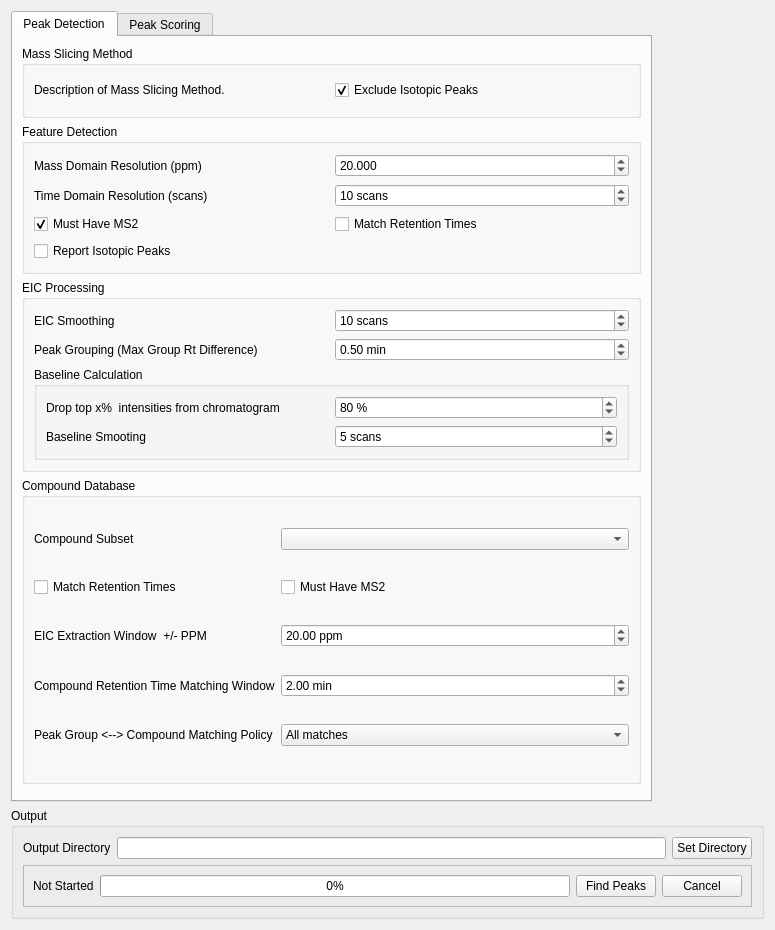
This is src/maven/forms/peakdetectiondialog.ui in eugenemel/maven as Qt 5 draws it before an edit. The edited form follows.
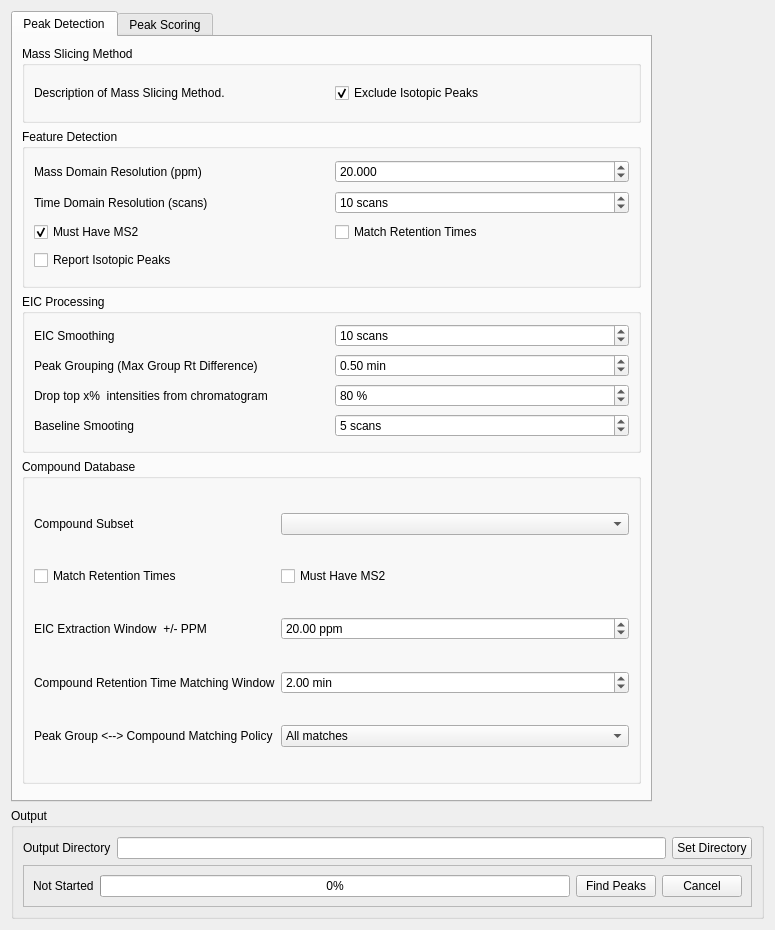
This is the edited form.

Commit message: Issue 161: Remove peak group box for better layout of peak detection dialog.

```diff
--- a/src/maven/forms/peakdetectiondialog.ui
+++ b/src/maven/forms/peakdetectiondialog.ui
@@ -259,10 +259,19 @@
           <string>EIC Processing</string>
          </property>
          <layout class="QGridLayout" name="gridLayout_5">
-          <item row="0" column="0">
-           <widget class="QLabel" name="label_13">
-            <property name="text">
-             <string>EIC Smoothing</string>
+          <item row="3" column="1">
+           <widget class="QSpinBox" name="baseline_quantile">
+            <property name="suffix">
+             <string> %</string>
+            </property>
+            <property name="prefix">
+             <string/>
+            </property>
+            <property name="maximum">
+             <number>100</number>
+            </property>
+            <property name="value">
+             <number>80</number>
             </property>
            </widget>
           </item>
@@ -289,6 +298,13 @@
             </property>
            </widget>
           </item>
+          <item row="4" column="0">
+           <widget class="QLabel" name="label_8">
+            <property name="text">
+             <string>Baseline Smooting </string>
+            </property>
+           </widget>
+          </item>
           <item row="0" column="1">
            <widget class="QSpinBox" name="eic_smoothingWindow">
             <property name="suffix">
@@ -311,20 +327,7 @@
             </property>
            </widget>
           </item>
-          <item row="3" column="0" colspan="2">
-           <widget class="QGroupBox" name="groupBox">
-            <property name="title">
-             <string>Baseline Calculation</string>
-            </property>
-            <layout class="QGridLayout" name="gridLayout_6">
-             <item row="1" column="0">
-              <widget class="QLabel" name="label_8">
-               <property name="text">
-                <string>Baseline Smooting </string>
-               </property>
-              </widget>
-             </item>
-             <item row="1" column="1">
+          <item row="4" column="1">
               <widget class="QSpinBox" name="baseline_smoothing">
                <property name="suffix">
                 <string> scans</string>
@@ -337,30 +340,18 @@
                </property>
               </widget>
              </item>
-             <item row="0" column="1">
-              <widget class="QSpinBox" name="baseline_quantile">
-               <property name="suffix">
-                <string> %</string>
-               </property>
-               <property name="prefix">
-                <string/>
-               </property>
-               <property name="maximum">
-                <number>100</number>
-               </property>
-               <property name="value">
-                <number>80</number>
+          <item row="0" column="0">
+           <widget class="QLabel" name="label_13">
+            <property name="text">
+             <string>EIC Smoothing</string>
                </property>
               </widget>
              </item>
-             <item row="0" column="0">
+          <item row="3" column="0">
               <widget class="QLabel" name="label_15">
                <property name="text">
                 <string>Drop top x%  intensities from chromatogram</string>
                </property>
-              </widget>
-             </item>
-            </layout>
            </widget>
           </item>
          </layout>
```
Lines whose indentation alone changed are shown as unchanged.
